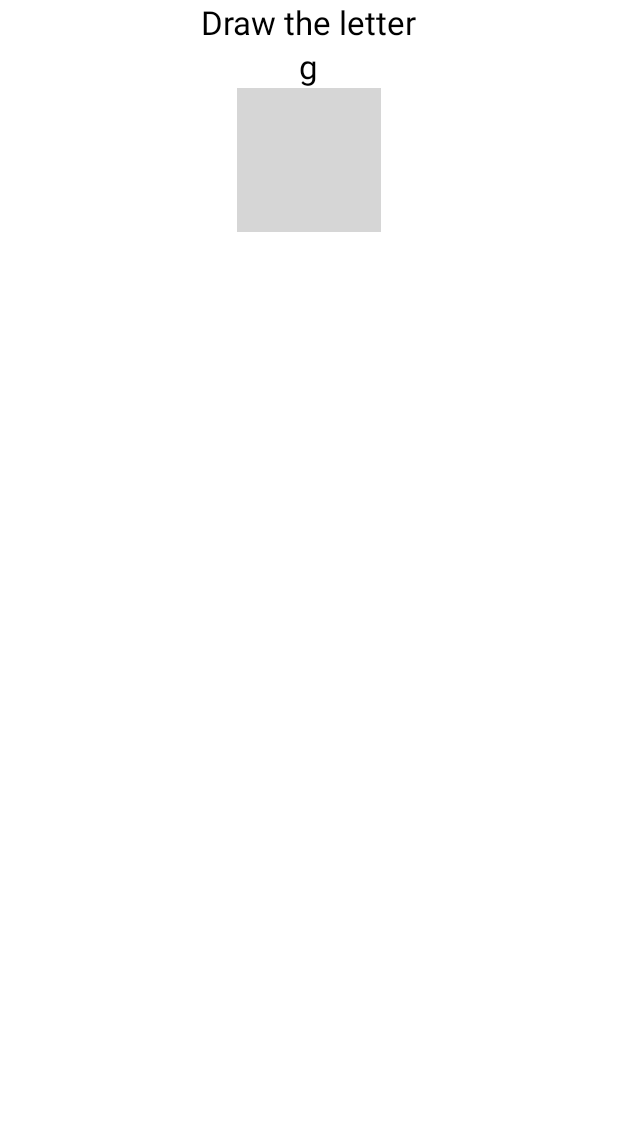
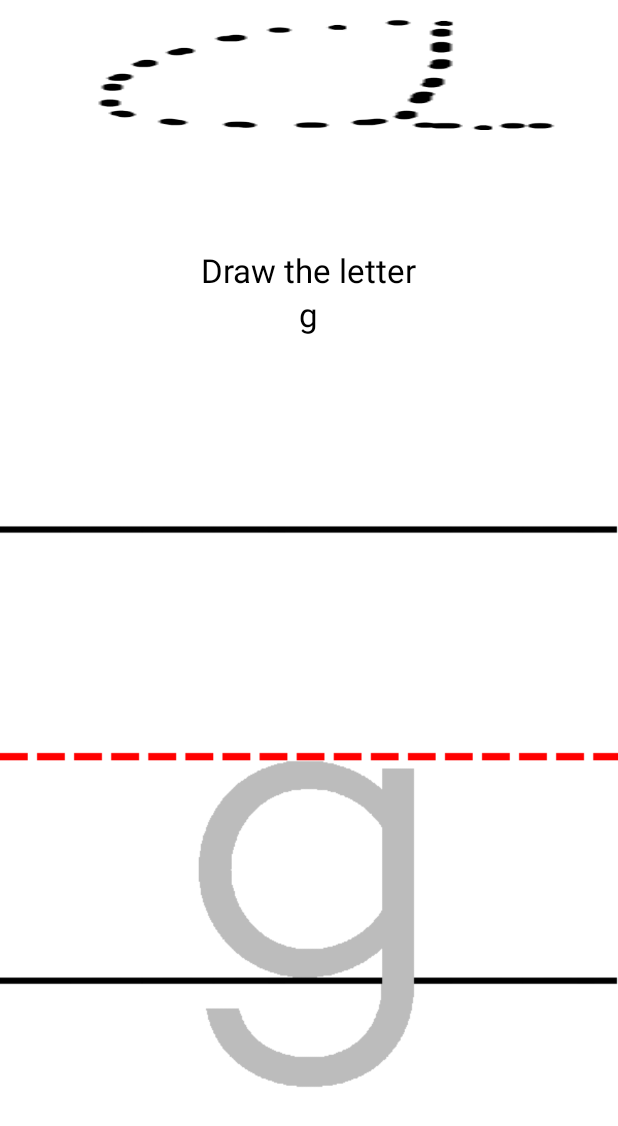
Before and after one commit to bonfilb2/LetterChecker, an Android app: the SecondActivity screen opened directly, with no data from a screen before it, on a phone screen of 412 x 824 dp. Shown: the top 1126 px of the screen. Run offline under Robolectric (Android 15) with nearby library versions, the phone set to English and light mode, and no system bars; grey boxes are pictures that could not be loaded.

Commit message:
Trying to fix stuff

```diff
--- /dev/null
+++ b/app/src/main/res/layout-land/second_layout.xml
@@ -0,0 +1,32 @@
+<?xml version="1.0" encoding="utf-8"?>
+<LinearLayout xmlns:android="http://schemas.android.com/apk/res/android"
+    android:orientation="vertical" android:layout_width="match_parent"
+    android:layout_height="match_parent"
+    android:weightSum="1">
+
+    <TextView
+        android:layout_width="wrap_content"
+        android:layout_height="wrap_content"
+        android:textAppearance="?android:attr/textAppearanceLarge"
+        android:text="Draw the letter"
+        android:id="@+id/textView2"
+        android:layout_gravity="center_horizontal"
+        android:linksClickable="false"
+        android:textColor="#000000" />
+
+    <TextView
+        android:layout_width="wrap_content"
+        android:layout_height="wrap_content"
+        android:textAppearance="?android:attr/textAppearanceLarge"
+        android:text="g"
+        android:id="@+id/textView"
+        android:layout_gravity="center_horizontal"
+        android:textColor="#000000" />
+
+    <ImageView
+        android:layout_width="wrap_content"
+        android:layout_height="wrap_content"
+        android:id="@+id/imageView"
+        android:layout_gravity="center_horizontal"
+        android:src="@drawable/g_grey2" />
+</LinearLayout>
--- /dev/null
+++ b/app/src/main/res/layout-land/third_layout.xml
@@ -0,0 +1,13 @@
+<?xml version="1.0" encoding="utf-8"?>
+<LinearLayout xmlns:android="http://schemas.android.com/apk/res/android"
+    android:orientation="vertical" android:layout_width="match_parent"
+    android:layout_height="match_parent">
+
+    <TextView
+        android:layout_width="wrap_content"
+        android:layout_height="wrap_content"
+        android:textAppearance="?android:attr/textAppearanceLarge"
+        android:text="Third Activity"
+        android:id="@+id/textView3"
+        android:layout_gravity="center_horizontal" />
+</LinearLayout>
--- a/app/src/main/res/layout/second_layout.xml
+++ b/app/src/main/res/layout/second_layout.xml
@@ -2,6 +2,26 @@
 <LinearLayout xmlns:android="http://schemas.android.com/apk/res/android"
     android:orientation="vertical" android:layout_width="match_parent"
     android:layout_height="match_parent">
+
+    <!--  layout_weight currently being used to determind size of drawable space   -->
+    <LinearLayout
+        android:layout_width="match_parent"
+        android:layout_height="0dp"
+        android:layout_weight="1"
+        android:background="@mipmap/a"
+        android:id="@+id/secondLay"
+        android:orientation="vertical">-->
+
+    <android.gesture.GestureOverlayView
+        android:id="@+id/gesturesOverlay"
+        android:layout_width="match_parent"
+        android:layout_height="match_parent" />
+    </LinearLayout>
+    <LinearLayout
+        android:layout_width="match_parent"
+        android:layout_height="0dp"
+        android:layout_weight=".5"
+        android:orientation="vertical"/>
 
     <TextView
         android:layout_width="wrap_content"
```
Also changed, not shown: app/src/main/res/drawable/g_grey2.png (added).
